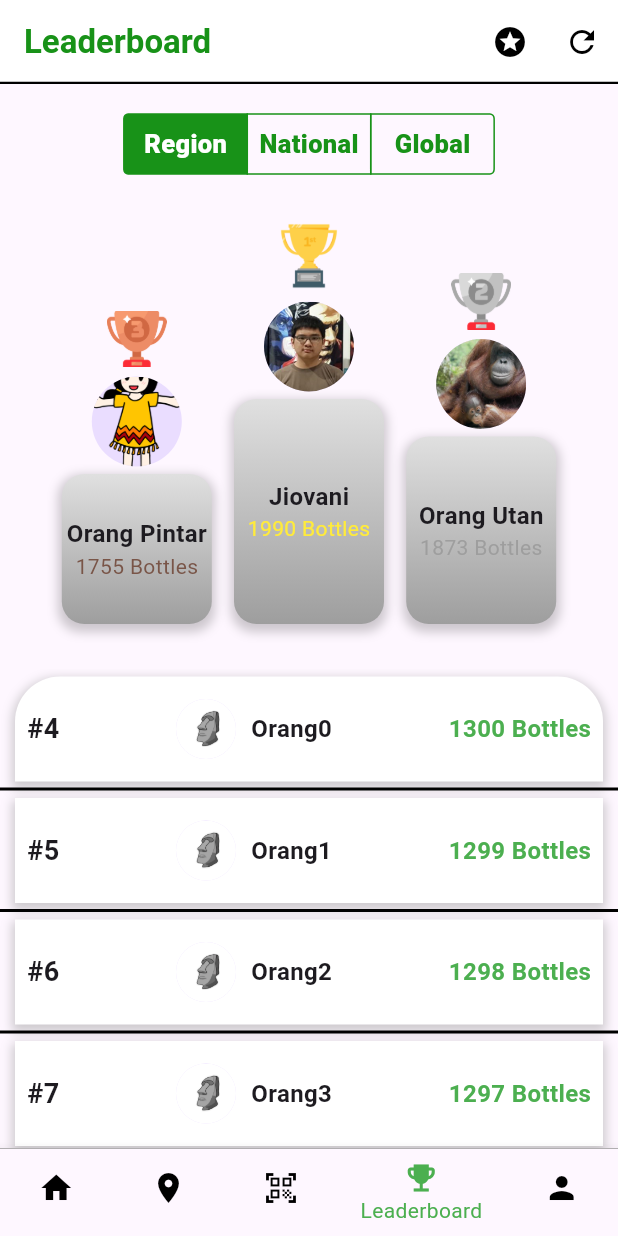
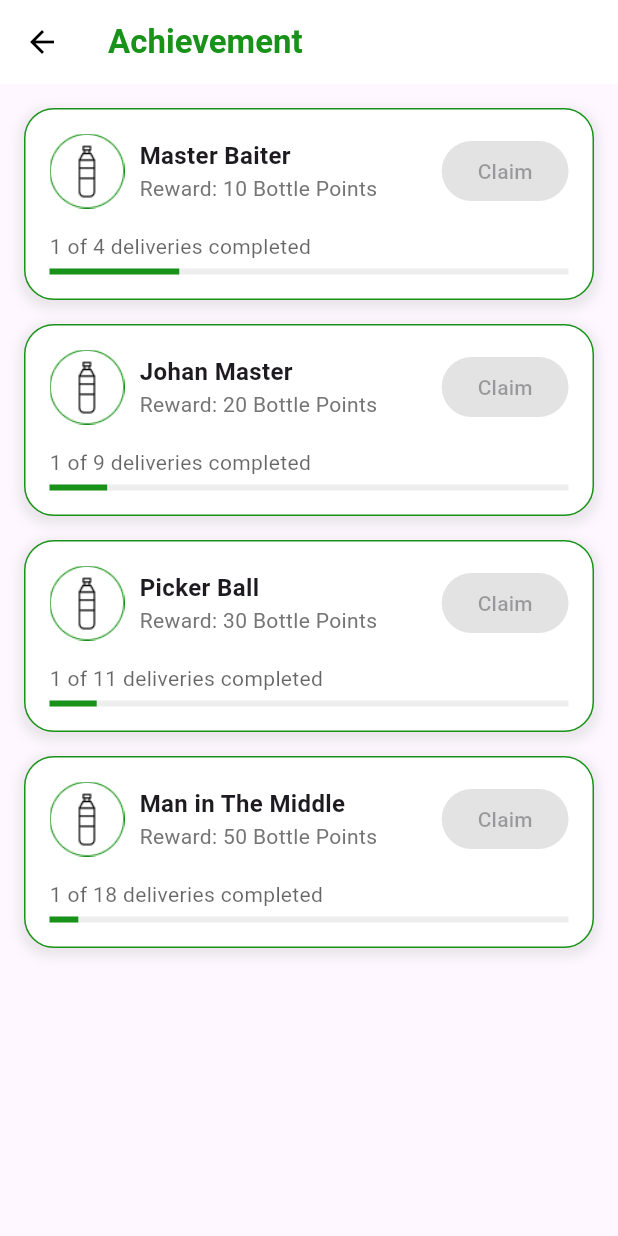
Before and after one commit to IMT-UC-Makassar/Bottlend, a Flutter app: the screen it shows after launch, item 4 of the bottom bar chosen, after a tap on the "stars" icon, on a phone screen of 412 x 824 dp. Run offline on Flutter 3.47's test engine with Material 3 defaults, Android fonts, the light colour scheme and no system bars; our stand-ins replace flutter_map, image_picker, latlong2, rflutter_alert; missing offline and left inert: flutter_barcode_scanner.

Commit message:
commit achievement

```diff
--- a/lib/app_state.dart
+++ b/lib/app_state.dart
@@ -1,21 +1,27 @@
 import 'package:flutter/material.dart';
 
 class AppState extends InheritedWidget {
-  final int bottlePoint;
+  int bottlePoint;
   final int bottleCollected;
   final List<Map<String, dynamic>> historyList;
+  final List<Map<String, dynamic>> achievements;
   final Function() incrementPoints;
   final Function(int) decrementPoints;
   final Function(String, String, String) addHistory;
+  final Function(int) claimAchievement;
+  final Function(int) markAchievementAsClaimed;
 
-  const AppState({
+  AppState({
     Key? key,
     required this.bottlePoint,
     required this.bottleCollected,
     required this.historyList,
+    required this.achievements,
     required this.incrementPoints,
     required this.decrementPoints,
     required this.addHistory,
+    required this.claimAchievement,
+    required this.markAchievementAsClaimed,
     required Widget child,
   }) : super(key: key, child: child);
 
@@ -23,10 +29,17 @@ class AppState extends InheritedWidget {
     return context.dependOnInheritedWidgetOfExactType<AppState>()!;
   }
 
+  bool hasClaimableAchievements() {
+    return achievements.any((achievement) =>
+        !achievement['isClaimed'] &&
+        bottleCollected >= achievement['bottleRemaining']);
+  }
+
   @override
   bool updateShouldNotify(AppState oldWidget) {
     return bottlePoint != oldWidget.bottlePoint ||
         bottleCollected != oldWidget.bottleCollected ||
-        historyList != oldWidget.historyList;
+        historyList != oldWidget.historyList ||
+        achievements != oldWidget.achievements;
   }
 }
--- a/lib/main.dart
+++ b/lib/main.dart
@@ -1,4 +1,3 @@
-// main.dart
 import 'package:flutter/material.dart';
 import 'app_state.dart';
 import 'pages/homepage.dart';
@@ -22,6 +21,32 @@
   int bottlePoint = 5000; // Example initial points
   int bottleCollected = 0;
   List<Map<String, dynamic>> historyList = [];
+  List<Map<String, dynamic>> achievements = [
+    {
+      'title': 'Master Baiter',
+      'bottleRemaining': 4,
+      'bonusPoints': 10,
+      'isClaimed': false
+    },
+    {
+      'title': 'Johan Master',
+      'bottleRemaining': 9,
+      'bonusPoints': 20,
+      'isClaimed': false
+    },
+    {
+      'title': 'Picker Ball',
+      'bottleRemaining': 11,
+      'bonusPoints': 30,
+      'isClaimed': false
+    },
+    {
+      'title': 'Man in The Middle',
+      'bottleRemaining': 18,
+      'bonusPoints': 50,
+      'isClaimed': false
+    },
+  ];
 
   void _incrementPoints() {
     setState(() {
@@ -46,15 +71,30 @@
     });
   }
 
+  void _claimAchievement(int bonusPoints) {
+    setState(() {
+      bottlePoint += bonusPoints;
+    });
+  }
+
+  void _markAchievementAsClaimed(int index) {
+    setState(() {
+      achievements[index]['isClaimed'] = true;
+    });
+  }
+
   @override
   Widget build(BuildContext context) {
     return AppState(
       bottlePoint: bottlePoint,
       bottleCollected: bottleCollected,
       historyList: historyList,
+      achievements: achievements,
       incrementPoints: _incrementPoints,
       decrementPoints: _decrementPoints,
       addHistory: _addHistory,
+      claimAchievement: _claimAchievement,
+      markAchievementAsClaimed: _markAchievementAsClaimed,
       child: const MaterialApp(
         home: MainScreen(),
         debugShowCheckedModeBanner: false,
--- /dev/null
+++ b/lib/pages/achievementpage.dart
@@ -0,0 +1,185 @@
+import 'package:flutter/material.dart';
+import 'package:rflutter_alert/rflutter_alert.dart';
+import 'package:bottlend_apps/app_state.dart';
+
+class AchievementCard extends StatefulWidget {
+  @override
+  _AchievementCardState createState() => _AchievementCardState();
+}
+
+class _AchievementCardState extends State<AchievementCard> {
+  @override
+  Widget build(BuildContext context) {
+    final appState = AppState.of(context);
+    int bottleDone = appState.bottleCollected;
+    List<Map<String, dynamic>> achievements = appState.achievements;
+
+    achievements.sort((a, b) {
+      if (a['isClaimed'] && !b['isClaimed']) return 1;
+      if (!a['isClaimed'] && b['isClaimed']) return -1;
+
+      double percentA = bottleDone / a['bottleRemaining'];
+      double percentB = bottleDone / b['bottleRemaining'];
+      return percentB.compareTo(percentA);
+    });
+
+    return Scaffold(
+      appBar: AppBar(
+        title: Text('Achievement',
+            style: TextStyle(
+                color: const Color(0xff189218), fontWeight: FontWeight.bold)),
+        backgroundColor: Colors.white,
+        leading: BackButton(color: Colors.black),
+      ),
+      body: ListView.builder(
+        padding: const EdgeInsets.all(16.0),
+        itemCount: achievements.length,
+        itemBuilder: (context, index) {
+          return Column(
+            children: [
+              buildAchievementCard(
+                achievements[index]['title'],
+                bottleDone,
+                achievements[index]['bottleRemaining'],
+                achievements[index]['bonusPoints'],
+                achievements[index]['isClaimed'],
+                () {
+                  setState(() {
+                    achievements[index]['isClaimed'] = true;
+                    appState
+                        .claimAchievement(achievements[index]['bonusPoints']);
+                    appState.markAchievementAsClaimed(index);
+
+                    achievements.sort((a, b) {
+                      if (a['isClaimed'] && !b['isClaimed']) return 1;
+                      if (!a['isClaimed'] && b['isClaimed']) return -1;
+
+                      double percentA = bottleDone / a['bottleRemaining'];
+                      double percentB = bottleDone / b['bottleRemaining'];
+                      return percentB.compareTo(percentA);
+                    });
+                  });
+
+                  Alert(
+                    context: context,
+                    type: AlertType.success,
+                    title: "Success",
+                    desc:
+                        "You have successfully claimed ${achievements[index]['title']}!",
+                    buttons: [
+                      DialogButton(
+                        color: const Color(0xff189218),
+                        child: Text(
+                          "OK",
+                          style: TextStyle(color: Colors.white, fontSize: 20),
+                        ),
+                        onPressed: () {
+                          Navigator.of(context).pop();
+                          setState(() {}); // Trigger UI update after dialog
+                        },
+                        width: 120,
+                      )
+                    ],
+                  ).show();
+                },
+              ),
+              const SizedBox(height: 16),
+            ],
+          );
+        },
+      ),
+    );
+  }
+
+  int _limitedBottleDone(int bottleDone, int bottleRemaining) {
+    return bottleDone > bottleRemaining ? bottleRemaining : bottleDone;
+  }
+
+  Widget buildAchievementCard(String title, int bottleDone, int bottleRemaining,
+      int bonusPoints, bool isClaimed, VoidCallback onClaim) {
+    bool isClaimable = bottleDone >= bottleRemaining && !isClaimed;
+    int limitedBottleDone = _limitedBottleDone(bottleDone, bottleRemaining);
+
+    return Container(
+      padding: const EdgeInsets.all(16.0),
+      decoration: BoxDecoration(
+        color: Colors.white,
+        border: Border.all(color: const Color.fromRGBO(24, 146, 24, 1)),
+        borderRadius: const BorderRadius.all(Radius.circular(20)),
+        boxShadow: [
+          BoxShadow(
+            color: Colors.grey.withOpacity(0.2),
+            spreadRadius: 3,
+            blurRadius: 5,
+            offset: Offset(0, 3),
+          ),
+        ],
+      ),
+      child: Column(
+        crossAxisAlignment: CrossAxisAlignment.start,
+        children: [
+          Row(
+            mainAxisAlignment: MainAxisAlignment.spaceBetween,
+            children: [
+              Row(
+                children: [
+                  Image.asset(
+                    'lib/assets/dailyq.png',
+                    width: 50,
+                    height: 50,
+                  ),
+                  const SizedBox(width: 10),
+                  Column(
+                    crossAxisAlignment: CrossAxisAlignment.start,
+                    children: [
+                      Text(
+                        '$title',
+                        style: TextStyle(
+                          fontWeight: FontWeight.bold,
+                          fontSize: 16,
+                        ),
+                      ),
+                      Text(
+                        'Reward: $bonusPoints Bottle Points',
+                        style: TextStyle(
+                          fontSize: 14,
+                          color: Colors.grey[600],
+                        ),
+                      ),
+                    ],
+                  ),
+                ],
+              ),
+              ElevatedButton(
+                onPressed: isClaimable ? onClaim : null,
+                child: Text(isClaimed ? 'Claimed' : 'Claim'),
+                style: ElevatedButton.styleFrom(
+                  primary: isClaimable
+                      ? const Color.fromRGBO(24, 146, 24, 1)
+                      : Colors.grey,
+                ),
+              )
+            ],
+          ),
+          const SizedBox(height: 15),
+          Container(
+            width: double.infinity,
+            child: Text(
+              '$limitedBottleDone of $bottleRemaining deliveries completed',
+              textAlign: TextAlign.left,
+              style: TextStyle(
+                color: Colors.black.withOpacity(0.6),
+              ),
+            ),
+          ),
+          const SizedBox(height: 5),
+          LinearProgressIndicator(
+            value: limitedBottleDone / bottleRemaining,
+            backgroundColor: Colors.grey[200],
+            color: const Color.fromRGBO(24, 146, 24, 1),
+          ),
+        ],
+      ),
+    );
+  }
+}
--- a/lib/pages/homepage.dart
+++ b/lib/pages/homepage.dart
@@ -23,6 +23,13 @@ class _HomePageState extends State<HomePage> {
     'Allobank'
   ];
 
+  void claimAchievement(int bonusPoints) {
+    setState(() {
+      final appState = AppState.of(context);
+      appState.bottlePoint += bonusPoints; // Add bonus points to bottlePoint
+    });
+  }
+
   @override
   Widget build(BuildContext context) {
     final appState = AppState.of(context);
@@ -43,10 +50,7 @@ class _HomePageState extends State<HomePage> {
             Row(
               children: [
                 IconButton(
-                  onPressed: () {
-                    final appState = AppState.of(context).bottleCollected;
-                    print(appState);
-                  },
+                  onPressed: () {},
                   icon: const Icon(Icons.notifications_outlined),
                   color: Colors.black,
                 ),
@@ -277,11 +281,11 @@ class _HomePageState extends State<HomePage> {
                   const Text(
                     'Bottlend Product',
                     style: TextStyle(
-                      fontWeight: FontWeight.bold,
-                      fontSize: 20,
-                    ),
+                        fontWeight: FontWeight.bold,
+                        fontSize: 20,
+                        color: const Color.fromRGBO(24, 146, 24, 1)),
                   ),
-                  const SizedBox(height: 10),
+                  const SizedBox(height: 20),
                   GridView.builder(
                     shrinkWrap: true,
                     physics: const NeverScrollableScrollPhysics(),
--- a/lib/pages/leaderboardpage.dart
+++ b/lib/pages/leaderboardpage.dart
@@ -1,5 +1,7 @@
+import 'package:bottlend_apps/pages/achievementpage.dart';
 import 'package:flutter/material.dart';
 import 'package:flutter/cupertino.dart';
+import 'package:bottlend_apps/app_state.dart';
 
 class LeaderboardPage extends StatefulWidget {
   const LeaderboardPage({Key? key}) : super(key: key);
@@ -35,6 +37,8 @@ class _LeaderboardPageState extends State<LeaderboardPage> {
 
   @override
   Widget build(BuildContext context) {
+    final appState = AppState.of(context);
+
     return Scaffold(
       appBar: AppBar(
         shape:
@@ -48,12 +52,38 @@ class _LeaderboardPageState extends State<LeaderboardPage> {
           ),
         ),
         actions: [
-          IconButton(
-            onPressed: () {},
-            icon: const Icon(
-              Icons.stars,
-              color: Colors.black,
-            ),
+          Stack(
+            alignment: Alignment.center,
+            children: [
+              IconButton(
+                onPressed: () {
+                  Navigator.push(
+                      context,
+                      MaterialPageRoute(
+                          builder: (context) => AchievementCard()));
+                },
+                icon: const Icon(
+                  Icons.stars,
+                  color: Colors.black,
+                ),
+              ),
+              if (appState.hasClaimableAchievements())
+                Positioned(
+                  right: 11,
+                  top: 11,
+                  child: Container(
+                    padding: const EdgeInsets.all(2),
+                    decoration: BoxDecoration(
+                      color: Colors.red,
+                      borderRadius: BorderRadius.circular(6),
+                    ),
+                    constraints: const BoxConstraints(
+                      minWidth: 12,
+                      minHeight: 12,
+                    ),
+                  ),
+                ),
+            ],
           ),
           IconButton(
             onPressed: () {},
@@ -250,14 +280,16 @@ class PodiumPlace extends StatelessWidget {
                 name,
                 style: TextStyle(
                   fontWeight: FontWeight.bold,
-                  fontSize: 16,
+                  color: textColor,
+                  fontSize: rank == 1 ? 20 : 16,
                 ),
               ),
               Text(
-                "$bottles Bottles",
+                '$bottles Bottles',
                 style: TextStyle(
+                  fontWeight: FontWeight.bold,
                   color: textColor,
-                  fontSize: 14,
+                  fontSize: rank == 1 ? 18 : 14,
                 ),
               ),
             ],
--- a/lib/pages/rewards.dart
+++ /dev/null
@@ -1,17 +0,0 @@
-import 'package:flutter/material.dart';
-// import 'location.dart';
-// import 'profile.dart';
-
-class RewardPage extends StatelessWidget {
-  @override
-  Widget build(BuildContext context) {
-    return Scaffold(
-      appBar: AppBar(
-        title: const Text('Rewards'),
-      ),
-      body: const Center(
-        child: Text('This is the Rewards Page'),
-      ),
-    );
-  }
-}
--- a/pubspec.yaml
+++ b/pubspec.yaml
@@ -31,6 +31,7 @@ dependencies:
   flutter:
 
     sdk: flutter
+  rflutter_alert: ^2.0.4
   flutter_barcode_scanner: ^2.0.0
   cupertino_icons: ^1.0.2
   icon_forest: ^1.1.8
```
Also changed, not shown: pubspec.lock.
